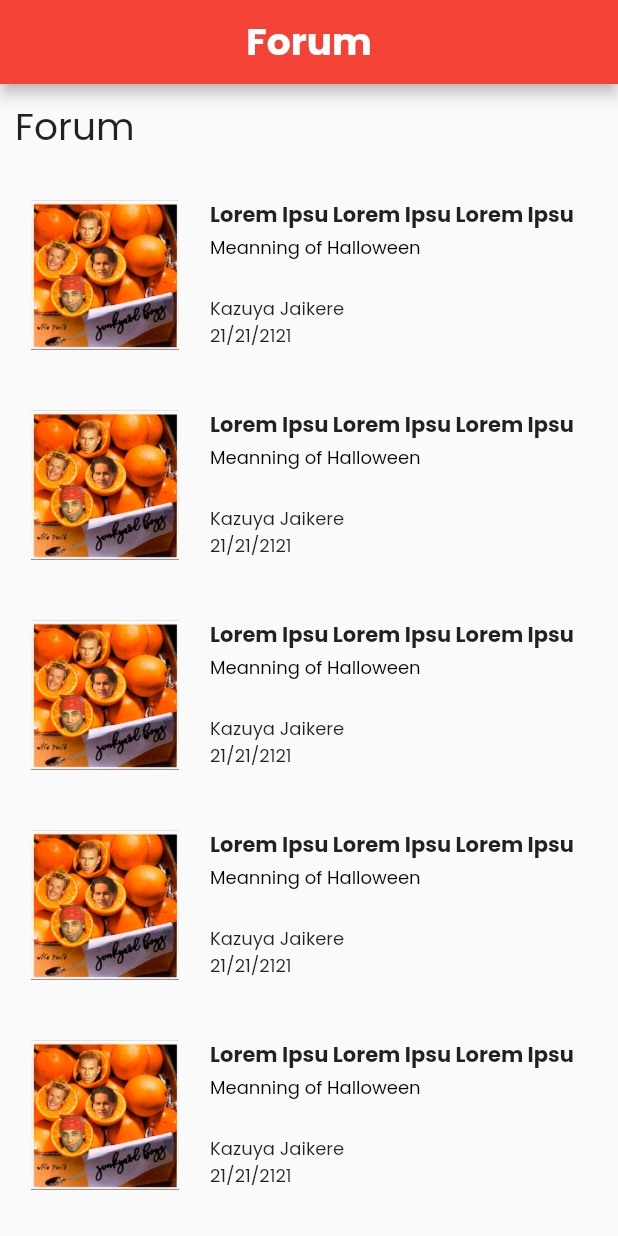
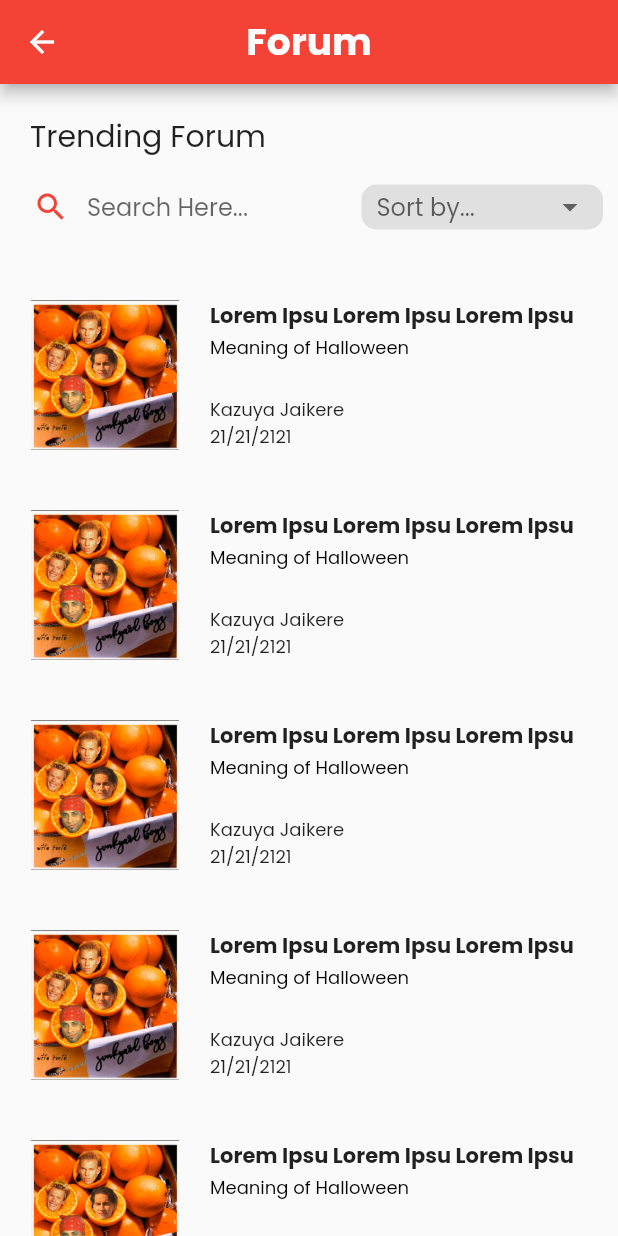
Before and after one commit to phantakanpete/xculture-frontend, a Flutter app: the screen it shows after launch, on a phone screen of 412 x 824 dp. Run offline on Flutter 3.47's test engine with Material 2 defaults, Android fonts, the phone set to English and light mode, and no system bars; our stand-ins replace fluttertoast; missing offline and left inert: find_dropdown.

Commit message:
See all page add search/sort

```diff
--- a/lib/pages/seeall_page.dart
+++ b/lib/pages/seeall_page.dart
@@ -8,24 +8,88 @@ class SeeallPage extends StatefulWidget {
 }
 
 class _SeeallPageState extends State<SeeallPage> {
+
+  String? value;
+  List sortList = [
+    "Newest",
+    "Oldest",
+    "Most Viewed",
+    "Most Favorited"
+  ];
+
   @override
   Widget build(BuildContext context) {
     return Scaffold(
       appBar: AppBar(
-        title: const Center(
-          child: Text(
-            "Forum",
-            style: TextStyle(fontWeight: FontWeight.bold, color: Colors.white, fontSize: 25),
-          ),
+        centerTitle: true,
+        leading: const Icon(Icons.arrow_back),
+        title: const Text("Forum",
+          style: TextStyle(fontWeight: FontWeight.bold, color: Colors.white, fontSize: 25),
         ),
       ),
       body: Column(
         children: [
+          const SizedBox(height: 20),
           Container(
             alignment: Alignment.centerLeft,
-            padding: const EdgeInsets.all(10.0),
-            child: const Text("Forum", style: TextStyle(fontSize: 25),)
+            padding: const EdgeInsets.only(left: 20),
+            child: const Text("Trending Forum", style: TextStyle(fontSize: 20)),
           ),
+          Container(
+            alignment: Alignment.centerLeft,
+            padding: const EdgeInsets.symmetric(horizontal: 10),
+            child: Row(
+              children: [
+                Expanded(
+                  child: TextFormField(
+                    decoration: InputDecoration(
+                      hintText: "Search Here...",
+                      enabledBorder: OutlineInputBorder(
+                        borderSide: const BorderSide(
+                          color: Colors.transparent,
+                        ),
+                        borderRadius: BorderRadius.circular(10),
+                      ),
+                      focusedBorder: OutlineInputBorder(
+                        borderSide: const BorderSide(
+                          color: Colors.transparent,
+                        ),
+                        borderRadius: BorderRadius.circular(10),
+                      ),
+                      prefixIcon: const Icon(Icons.search, color: Colors.red),
+                    ),
+                  ),
+                ),
+                DropdownButtonHideUnderline(
+                  child: Container(
+                    height: 30,
+                    padding: const EdgeInsets.symmetric(horizontal: 10),
+                    decoration: BoxDecoration(
+                      color: Colors.grey[300],
+                      borderRadius: BorderRadius.circular(10),
+                    ),
+                    child: DropdownButton(
+                      hint: const Text("Sort by..."),
+                      icon: const Icon(Icons.arrow_drop_down),
+                      items: sortList.map((value){
+                        return DropdownMenuItem(
+                          value: value,
+                          child: Text(value),
+                        );
+                      }).toList(),
+                      value: value,
+                      onChanged: (value) {
+                        setState(() {
+                          this.value = value as String?;
+                        });
+                      }
+                    ),
+                  ),
+                ),
+              ],
+            ),
+          ),
+          const SizedBox(height: 10),
           Expanded(
             child: ListView.builder(
               itemCount: 15,
@@ -59,7 +123,7 @@ class _SeeallPageState extends State<SeeallPage> {
                                         ),
                                       ),
                                       Padding(padding: EdgeInsets.only(bottom: 2.0)),
-                                      Text("Meanning of Halloween",
+                                      Text("Meaning of Halloween",
                                         maxLines: 2,
                                         overflow: TextOverflow.ellipsis,
                                         style: TextStyle(
```
